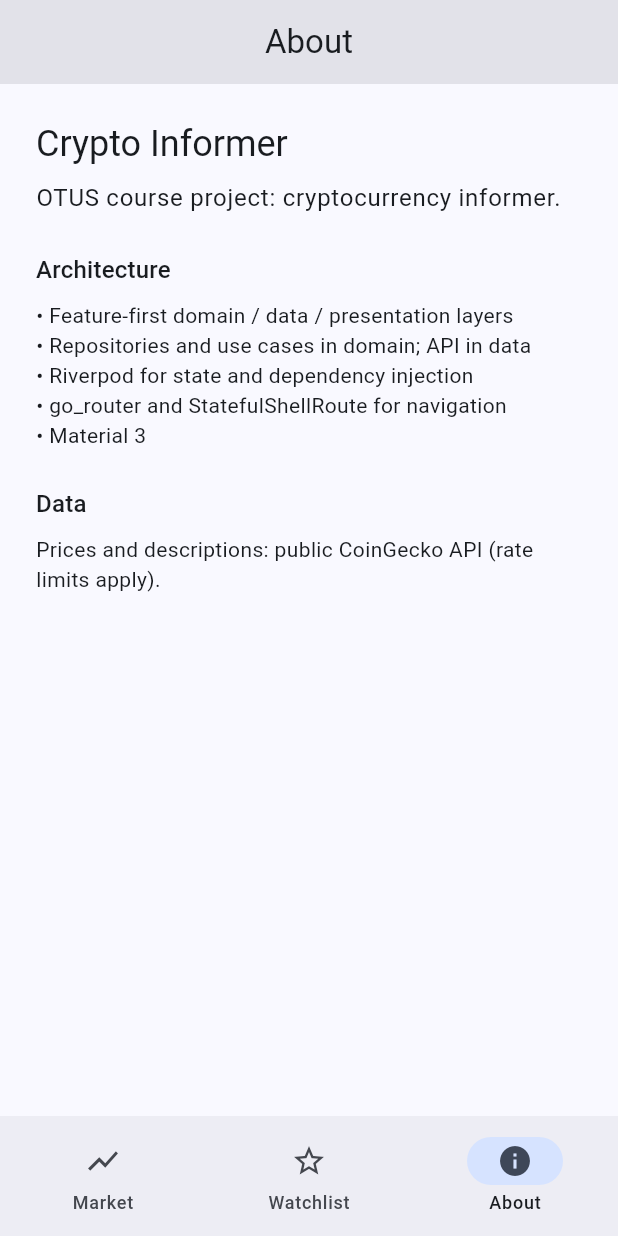
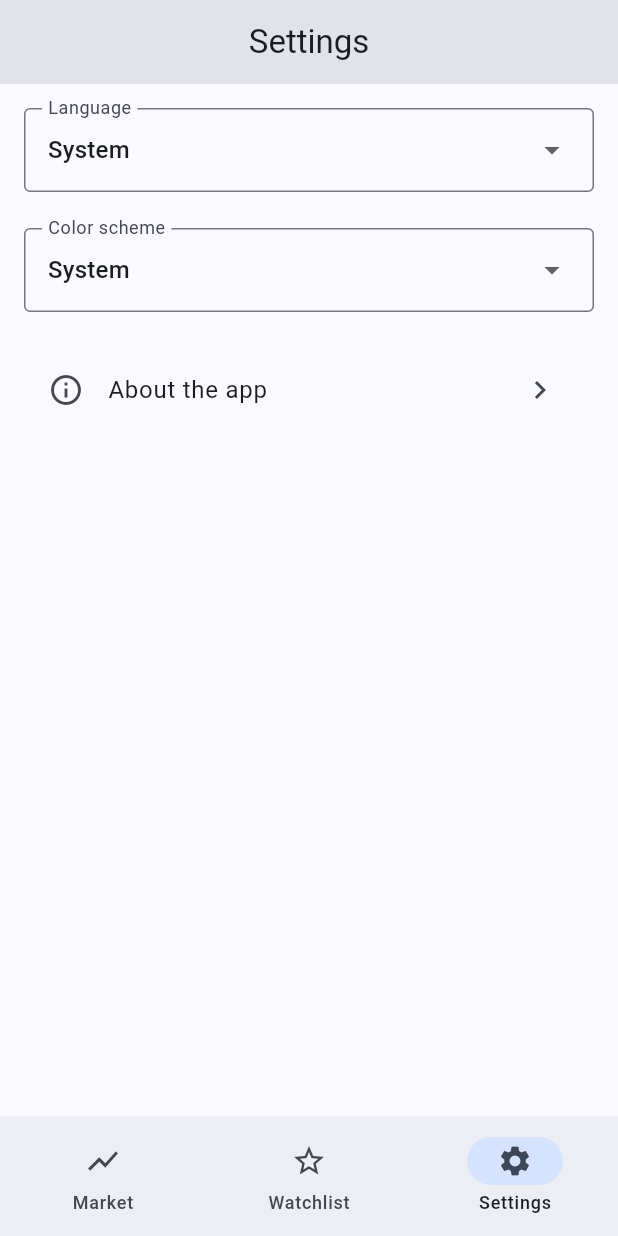
Before and after one commit to IvanTrusenev/crypto_informer, a Flutter app: the screen it shows after launch, item 3 of the bottom bar chosen, on a phone screen of 412 x 824 dp. Run offline on Flutter 3.47's test engine with Material 3 defaults, Android fonts, the phone set to English and light mode, and no system bars; our stand-ins replace dio, flutter_riverpod, go_router, shared_preferences; network calls fail.

Commit message:
Settings feature

```diff
--- /dev/null
+++ b/lib/core/localization/locale_resolution.dart
@@ -0,0 +1,20 @@
+import 'package:crypto_informer/features/settings/domain/app_settings.dart';
+import 'package:flutter/material.dart';
+
+/// Эффективная локаль приложения с учётом [preference] и локали платформы.
+Locale resolveAppLocale(
+  AppLocalePreference preference,
+  Locale platformLocale,
+) {
+  switch (preference) {
+    case AppLocalePreference.system:
+      if (platformLocale.languageCode == 'ru') {
+        return const Locale('ru');
+      }
+      return const Locale('en');
+    case AppLocalePreference.ru:
+      return const Locale('ru');
+    case AppLocalePreference.en:
+      return const Locale('en');
+  }
+}
--- a/lib/core/router/app_router.dart
+++ b/lib/core/router/app_router.dart
@@ -1,7 +1,7 @@
 import 'package:crypto_informer/core/shell/scaffold_with_nav_bar.dart';
-import 'package:crypto_informer/features/about/presentation/pages/about_page.dart';
 import 'package:crypto_informer/features/market/presentation/pages/coin_detail_page.dart';
 import 'package:crypto_informer/features/market/presentation/pages/market_page.dart';
+import 'package:crypto_informer/features/settings/presentation/pages/settings_page.dart';
 import 'package:crypto_informer/features/watchlist/presentation/pages/watchlist_page.dart';
 import 'package:flutter/material.dart';
 import 'package:flutter_riverpod/flutter_riverpod.dart';
@@ -11,7 +11,8 @@ final _rootNavigatorKey = GlobalKey<NavigatorState>(debugLabel: 'root');
 final _marketShellKey = GlobalKey<NavigatorState>(debugLabel: 'marketShell');
 final _watchlistShellKey =
     GlobalKey<NavigatorState>(debugLabel: 'watchlistShell');
-final _aboutShellKey = GlobalKey<NavigatorState>(debugLabel: 'aboutShell');
+final _settingsShellKey =
+    GlobalKey<NavigatorState>(debugLabel: 'settingsShell');
 
 final appRouterProvider = Provider<GoRouter>((ref) {
   return GoRouter(
@@ -57,13 +58,13 @@ final appRouterProvider = Provider<GoRouter>((ref) {
             ],
           ),
           StatefulShellBranch(
-            navigatorKey: _aboutShellKey,
+            navigatorKey: _settingsShellKey,
             routes: [
               GoRoute(
-                path: '/about',
+                path: '/settings',
                 pageBuilder: (context, state) => NoTransitionPage<void>(
                   key: state.pageKey,
-                  child: const AboutPage(),
+                  child: const SettingsPage(),
                 ),
               ),
             ],
--- a/lib/core/shell/scaffold_with_nav_bar.dart
+++ b/lib/core/shell/scaffold_with_nav_bar.dart
@@ -29,9 +29,9 @@ class ScaffoldWithNavBar extends StatelessWidget {
             label: l10n.navWatchlist,
           ),
           NavigationDestination(
-            icon: const Icon(Icons.info_outline),
-            selectedIcon: const Icon(Icons.info),
-            label: l10n.navAbout,
+            icon: const Icon(Icons.settings_outlined),
+            selectedIcon: const Icon(Icons.settings),
+            label: l10n.navSettings,
           ),
         ],
       ),
--- a/lib/core/theme/app_theme.dart
+++ b/lib/core/theme/app_theme.dart
@@ -5,6 +5,18 @@ abstract final class AppTheme {
     final scheme = ColorScheme.fromSeed(
       seedColor: const Color(0xFF1565C0),
     );
+    return _baseTheme(scheme);
+  }
+
+  static ThemeData dark() {
+    final scheme = ColorScheme.fromSeed(
+      seedColor: const Color(0xFF1565C0),
+      brightness: Brightness.dark,
+    );
+    return _baseTheme(scheme);
+  }
+
+  static ThemeData _baseTheme(ColorScheme scheme) {
     return ThemeData(
       colorScheme: scheme,
       useMaterial3: true,
--- a/lib/features/about/presentation/pages/about_page.dart
+++ /dev/null
@@ -1,50 +0,0 @@
-import 'package:crypto_informer/l10n/app_localizations.dart';
-import 'package:flutter/material.dart';
-
-class AboutPage extends StatelessWidget {
-  const AboutPage({super.key});
-
-  @override
-  Widget build(BuildContext context) {
-    final theme = Theme.of(context);
-    final l10n = AppLocalizations.of(context)!;
-
-    return Scaffold(
-      appBar: AppBar(title: Text(l10n.aboutTitle)),
-      body: ListView(
-        padding: const EdgeInsets.all(24),
-        children: [
-          Text(
-            l10n.aboutHeadline,
-            style: theme.textTheme.headlineSmall,
-          ),
-          const SizedBox(height: 8),
-          Text(
-            l10n.aboutTagline,
-            style: theme.textTheme.bodyLarge,
-          ),
-          const SizedBox(height: 24),
-          Text(
-            l10n.aboutSectionArchitecture,
-            style: theme.textTheme.titleMedium,
-          ),
-          const SizedBox(height: 8),
-          Text(
-            l10n.aboutArchitectureBulletList,
-            style: theme.textTheme.bodyMedium,
-          ),
-          const SizedBox(height: 24),
-          Text(
-            l10n.aboutSectionData,
-            style: theme.textTheme.titleMedium,
-          ),
-          const SizedBox(height: 8),
-          Text(
-            l10n.aboutDataBody,
-            style: theme.textTheme.bodyMedium,
-          ),
-        ],
-      ),
-    );
-  }
-}
--- /dev/null
+++ b/lib/features/settings/domain/app_settings.dart
@@ -0,0 +1,28 @@
+/// Язык: [system] — правило «ru, если локаль ОС русская, иначе en».
+enum AppLocalePreference {
+  system,
+  ru,
+  en,
+}
+
+/// Цветовая схема: [system] — следует настройкам ОС.
+enum AppThemePreference {
+  system,
+  light,
+  dark,
+}
+
+class AppSettings {
+  const AppSettings({
+    required this.localePreference,
+    required this.themePreference,
+  });
+
+  final AppLocalePreference localePreference;
+  final AppThemePreference themePreference;
+
+  static const initial = AppSettings(
+    localePreference: AppLocalePreference.system,
+    themePreference: AppThemePreference.system,
+  );
+}
--- /dev/null
+++ b/lib/features/settings/presentation/pages/settings_page.dart
@@ -0,0 +1,121 @@
+import 'dart:async';
+
+import 'package:crypto_informer/features/about/presentation/about_dialog.dart';
+import 'package:crypto_informer/features/settings/domain/app_settings.dart';
+import 'package:crypto_informer/features/settings/presentation/providers/app_settings_provider.dart';
+import 'package:crypto_informer/l10n/app_localizations.dart';
+import 'package:flutter/material.dart';
+import 'package:flutter_riverpod/flutter_riverpod.dart';
+
+String _languageMenuLabel(AppLocalizations l10n, AppLocalePreference v) {
+  return switch (v) {
+    AppLocalePreference.system => l10n.settingsLanguageSystem,
+    AppLocalePreference.en => l10n.settingsLanguageEnglish,
+    AppLocalePreference.ru => l10n.settingsLanguageRussian,
+  };
+}
+
+String _themeMenuLabel(AppLocalizations l10n, AppThemePreference v) {
+  return switch (v) {
+    AppThemePreference.system => l10n.settingsThemeSystem,
+    AppThemePreference.light => l10n.settingsThemeLight,
+    AppThemePreference.dark => l10n.settingsThemeDark,
+  };
+}
+
+const _languageDropdownOrder = <AppLocalePreference>[
+  AppLocalePreference.system,
+  AppLocalePreference.en,
+  AppLocalePreference.ru,
+];
+
+class SettingsPage extends ConsumerWidget {
+  const SettingsPage({super.key});
+
+  @override
+  Widget build(BuildContext context, WidgetRef ref) {
+    final l10n = AppLocalizations.of(context)!;
+    final asyncSettings = ref.watch(appSettingsProvider);
+
+    return Scaffold(
+      appBar: AppBar(title: Text(l10n.settingsTitle)),
+      body: asyncSettings.when(
+        data: (settings) {
+          return ListView(
+            padding: const EdgeInsets.all(16),
+            children: [
+              InputDecorator(
+                decoration: InputDecoration(
+                  labelText: l10n.settingsLanguageSection,
+                  border: const OutlineInputBorder(),
+                ),
+                child: DropdownButtonHideUnderline(
+                  child: DropdownButton<AppLocalePreference>(
+                    value: settings.localePreference,
+                    isExpanded: true,
+                    isDense: true,
+                    items: [
+                      for (final v in _languageDropdownOrder)
+                        DropdownMenuItem<AppLocalePreference>(
+                          value: v,
+                          child: Text(_languageMenuLabel(l10n, v)),
+                        ),
+                    ],
+                    onChanged: (v) {
+                      if (v != null) {
+                        unawaited(
+                          ref
+                              .read(appSettingsProvider.notifier)
+                              .setLocalePreference(v),
+                        );
+                      }
+                    },
+                  ),
+                ),
+              ),
+              const SizedBox(height: 24),
+              InputDecorator(
+                decoration: InputDecoration(
+                  labelText: l10n.settingsThemeSection,
+                  border: const OutlineInputBorder(),
+                ),
+                child: DropdownButtonHideUnderline(
+                  child: DropdownButton<AppThemePreference>(
+                    value: settings.themePreference,
+                    isExpanded: true,
+                    isDense: true,
+                    items: [
+                      for (final v in AppThemePreference.values)
+                        DropdownMenuItem<AppThemePreference>(
+                          value: v,
+                          child: Text(_themeMenuLabel(l10n, v)),
+                        ),
+                    ],
+                    onChanged: (v) {
+                      if (v != null) {
+                        unawaited(
+                          ref
+                              .read(appSettingsProvider.notifier)
+                              .setThemePreference(v),
+                        );
+                      }
+                    },
+                  ),
+                ),
+              ),
+              const SizedBox(height: 24),
+              ListTile(
+                leading: const Icon(Icons.info_outline),
+                title: Text(l10n.settingsAbout),
+                trailing: const Icon(Icons.chevron_right),
+                onTap: () => unawaited(showAboutAppDialog(context)),
+              ),
+            ],
+          );
+        },
+        loading: () => const Center(child: CircularProgressIndicator()),
+        error: (e, _) => Center(child: Text('$e')),
+      ),
+    );
+  }
+}
--- a/lib/l10n/app_en.arb
+++ b/lib/l10n/app_en.arb
@@ -3,7 +3,18 @@
   "appTitle": "Crypto Informer",
   "navMarket": "Market",
   "navWatchlist": "Watchlist",
-  "navAbout": "About",
+  "navSettings": "Settings",
+  "settingsTitle": "Settings",
+  "settingsLanguageSection": "Language",
+  "settingsLanguageSystem": "System",
+  "settingsLanguageEnglish": "English",
+  "settingsLanguageRussian": "Russian",
+  "settingsThemeSection": "Color scheme",
+  "settingsThemeSystem": "System",
+  "settingsThemeLight": "Light",
+  "settingsThemeDark": "Dark",
+  "settingsAbout": "About the app",
+  "dialogClose": "Close",
   "marketTitle": "Market",
   "marketEmpty": "No data",
   "marketAssetSubtitle": "{symbol} · {change}",
@@ -40,11 +51,11 @@
       }
     }
   },
-  "aboutTitle": "About",
+  "aboutTitle": "About the app",
   "aboutHeadline": "Crypto Informer",
   "aboutTagline": "OTUS course project: cryptocurrency informer.",
   "aboutSectionArchitecture": "Architecture",
-  "aboutArchitectureBulletList": "• Feature-first domain / data / presentation layers\n• Repositories and use cases in domain; API in data\n• Riverpod for state and dependency injection\n• go_router and StatefulShellRoute for navigation\n• Material 3",
+  "aboutArchitectureBulletList": "• Feature-first domain / data / presentation layers\n• Repositories and use cases in domain; API in data\n• Riverpod for state and dependency injection\n• go_router, StatefulShellRoute, settings and localization\n• Material 3 with light and dark themes",
   "aboutSectionData": "Data",
   "aboutDataBody": "Prices and descriptions: public CoinGecko API (rate limits apply).",
   "errorEmptyResponse": "Empty server response",
--- a/lib/l10n/app_localizations.dart
+++ b/lib/l10n/app_localizations.dart
@@ -116,11 +116,77 @@ abstract class AppLocalizations {
   /// **'Watchlist'**
   String get navWatchlist;
 
-  /// No description provided for @navAbout.
+  /// No description provided for @navSettings.
   ///
   /// In en, this message translates to:
-  /// **'About'**
-  String get navAbout;
+  /// **'Settings'**
+  String get navSettings;
+
+  /// No description provided for @settingsTitle.
+  ///
+  /// In en, this message translates to:
+  /// **'Settings'**
+  String get settingsTitle;
+
+  /// No description provided for @settingsLanguageSection.
+  ///
+  /// In en, this message translates to:
+  /// **'Language'**
+  String get settingsLanguageSection;
+
+  /// No description provided for @settingsLanguageSystem.
+  ///
+  /// In en, this message translates to:
+  /// **'System'**
+  String get settingsLanguageSystem;
+
+  /// No description provided for @settingsLanguageEnglish.
+  ///
+  /// In en, this message translates to:
+  /// **'English'**
+  String get settingsLanguageEnglish;
+
+  /// No description provided for @settingsLanguageRussian.
+  ///
+  /// In en, this message translates to:
+  /// **'Russian'**
+  String get settingsLanguageRussian;
+
+  /// No description provided for @settingsThemeSection.
+  ///
+  /// In en, this message translates to:
+  /// **'Color scheme'**
+  String get settingsThemeSection;
+
+  /// No description provided for @settingsThemeSystem.
+  ///
+  /// In en, this message translates to:
+  /// **'System'**
+  String get settingsThemeSystem;
+
+  /// No description provided for @settingsThemeLight.
+  ///
+  /// In en, this message translates to:
+  /// **'Light'**
+  String get settingsThemeLight;
+
+  /// No description provided for @settingsThemeDark.
+  ///
+  /// In en, this message translates to:
+  /// **'Dark'**
+  String get settingsThemeDark;
+
+  /// No description provided for @settingsAbout.
+  ///
+  /// In en, this message translates to:
+  /// **'About the app'**
+  String get settingsAbout;
+
+  /// No description provided for @dialogClose.
+  ///
+  /// In en, this message translates to:
+  /// **'Close'**
+  String get dialogClose;
 
   /// No description provided for @marketTitle.
   ///
@@ -197,7 +263,7 @@ abstract class AppLocalizations {
   /// No description provided for @aboutTitle.
   ///
   /// In en, this message translates to:
-  /// **'About'**
+  /// **'About the app'**
   String get aboutTitle;
 
   /// No description provided for @aboutHeadline.
@@ -221,7 +287,7 @@ abstract class AppLocalizations {
   /// No description provided for @aboutArchitectureBulletList.
   ///
   /// In en, this message translates to:
-  /// **'• Feature-first domain / data / presentation layers\n• Repositories and use cases in domain; API in data\n• Riverpod for state and dependency injection\n• go_router and StatefulShellRoute for navigation\n• Material 3'**
+  /// **'• Feature-first domain / data / presentation layers\n• Repositories and use cases in domain; API in data\n• Riverpod for state and dependency injection\n• go_router, StatefulShellRoute, settings and localization\n• Material 3 with light and dark themes'**
   String get aboutArchitectureBulletList;
 
   /// No description provided for @aboutSectionData.
--- a/lib/l10n/app_localizations_en.dart
+++ b/lib/l10n/app_localizations_en.dart
@@ -18,7 +18,40 @@ class AppLocalizationsEn extends AppLocalizations {
   String get navWatchlist => 'Watchlist';
 
   @override
-  String get navAbout => 'About';
+  String get navSettings => 'Settings';
+
+  @override
+  String get settingsTitle => 'Settings';
+
+  @override
+  String get settingsLanguageSection => 'Language';
+
+  @override
+  String get settingsLanguageSystem => 'System';
+
+  @override
+  String get settingsLanguageEnglish => 'English';
+
+  @override
+  String get settingsLanguageRussian => 'Russian';
+
+  @override
+  String get settingsThemeSection => 'Color scheme';
+
+  @override
+  String get settingsThemeSystem => 'System';
+
+  @override
+  String get settingsThemeLight => 'Light';
+
+  @override
+  String get settingsThemeDark => 'Dark';
+
+  @override
+  String get settingsAbout => 'About the app';
+
+  @override
+  String get dialogClose => 'Close';
 
   @override
   String get marketTitle => 'Market';
@@ -64,7 +97,7 @@ class AppLocalizationsEn extends AppLocalizations {
   }
 
   @override
-  String get aboutTitle => 'About';
+  String get aboutTitle => 'About the app';
 
   @override
   String get aboutHeadline => 'Crypto Informer';
@@ -77,7 +110,7 @@ class AppLocalizationsEn extends AppLocalizations {
 
   @override
   String get aboutArchitectureBulletList =>
-      '• Feature-first domain / data / presentation layers\n• Repositories and use cases in domain; API in data\n• Riverpod for state and dependency injection\n• go_router and StatefulShellRoute for navigation\n• Material 3';
+      '• Feature-first domain / data / presentation layers\n• Repositories and use cases in domain; API in data\n• Riverpod for state and dependency injection\n• go_router, StatefulShellRoute, settings and localization\n• Material 3 with light and dark themes';
 
   @override
   String get aboutSectionData => 'Data';
--- a/lib/main.dart
+++ b/lib/main.dart
@@ -1,5 +1,8 @@
+import 'package:crypto_informer/core/localization/locale_resolution.dart';
 import 'package:crypto_informer/core/router/app_router.dart';
 import 'package:crypto_informer/core/theme/app_theme.dart';
+import 'package:crypto_informer/features/settings/domain/app_settings.dart';
+import 'package:crypto_informer/features/settings/presentation/providers/app_settings_provider.dart';
 import 'package:crypto_informer/l10n/app_localizations.dart';
 import 'package:flutter/material.dart';
 import 'package:flutter_riverpod/flutter_riverpod.dart';
@@ -15,11 +18,26 @@ class CryptoInformerApp extends ConsumerWidget {
   @override
   Widget build(BuildContext context, WidgetRef ref) {
     final router = ref.watch(appRouterProvider);
+    final platformLocale = WidgetsBinding.instance.platformDispatcher.locale;
+    final settings = ref.watch(appSettingsProvider).valueOrNull ??
+        AppSettings.initial;
+    final locale = resolveAppLocale(
+      settings.localePreference,
+      platformLocale,
+    );
+
+    final themeMode = switch (settings.themePreference) {
+      AppThemePreference.system => ThemeMode.system,
+      AppThemePreference.light => ThemeMode.light,
+      AppThemePreference.dark => ThemeMode.dark,
+    };
 
     return MaterialApp.router(
-      onGenerateTitle: (context) =>
-          AppLocalizations.of(context)!.appTitle,
+      onGenerateTitle: (ctx) => AppLocalizations.of(ctx)!.appTitle,
       theme: AppTheme.light(),
+      darkTheme: AppTheme.dark(),
+      themeMode: themeMode,
+      locale: locale,
       routerConfig: router,
       localizationsDelegates: AppLocalizations.localizationsDelegates,
       supportedLocales: AppLocalizations.supportedLocales,
```
Also changed, not shown: lib/features/about/presentation/about_dialog.dart (added, +25 -0 lines), lib/features/about/presentation/widgets/about_content.dart (added, +49 -0 lines), lib/features/settings/presentation/providers/app_settings_provider.dart (added, +88 -0 lines), lib/l10n/app_localizations_ru.dart (+36 -3 lines), lib/l10n/app_ru.arb (+14 -3 lines).
